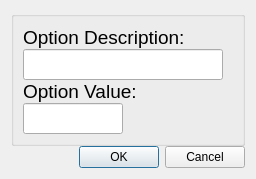
Ecotrust/delphos, file src/gui/add_ordinal_option.ui: the form before one commit.
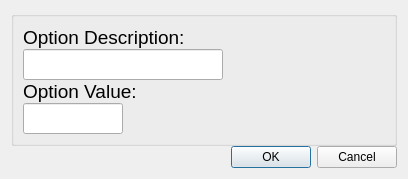
The form after the commit.

Patch:
```diff
--- a/src/gui/add_ordinal_option.ui
+++ b/src/gui/add_ordinal_option.ui
@@ -5,7 +5,7 @@
    <rect>
     <x>0</x>
     <y>0</y>
-    <width>256</width>
+    <width>408</width>
     <height>170</height>
    </rect>
   </property>
```
Left out of the diff: 25 changed lines with no effect on the pictures.
